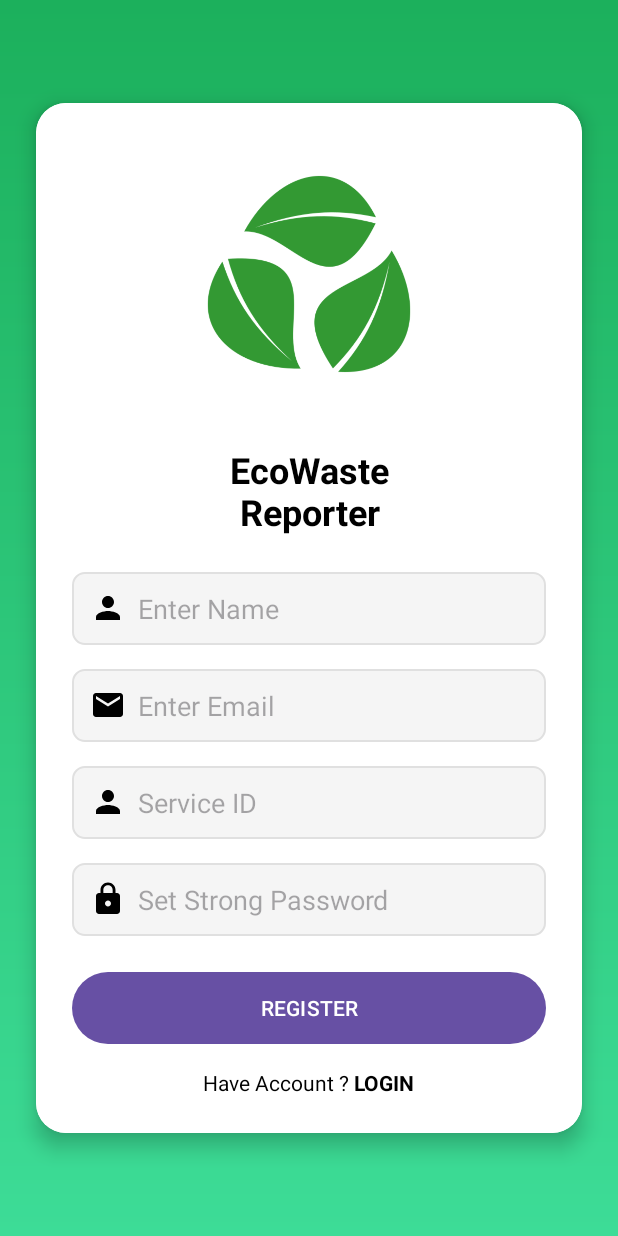
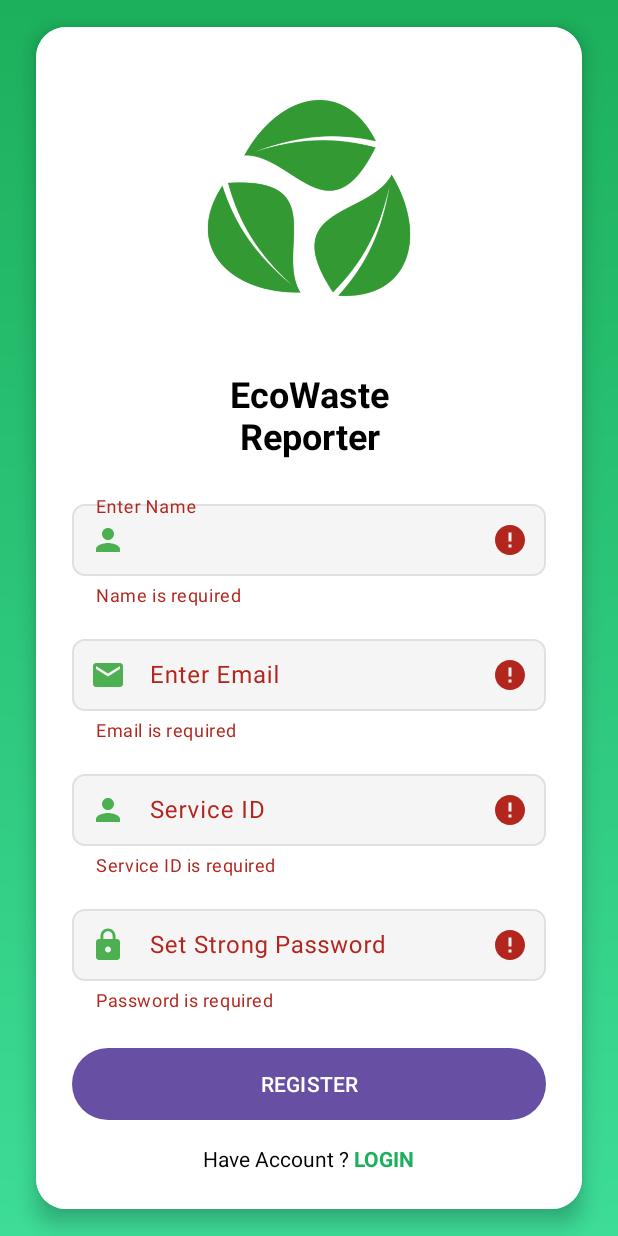
Before and after one commit to MadhukaH/EcoWasteReporter, an Android app: the CleanerReg screen opened directly, with no data from a screen before it, after a tap on "REGISTER", on a phone screen of 412 x 824 dp. Run offline under Robolectric (Android 15) with nearby library versions, the phone set to English and light mode, and no system bars.

Commit message:
Create Input Validation, Error Handling, UI Feedback, and Navigation

```diff
--- a/app/src/main/java/com/s23010169/ecowastereporter/CleanerReg.java
+++ b/app/src/main/java/com/s23010169/ecowastereporter/CleanerReg.java
@@ -2,6 +2,8 @@ package com.s23010169.ecowastereporter;
 
 import android.content.Intent;
 import android.os.Bundle;
+import android.text.TextUtils;
+import android.util.Patterns;
 import android.view.View;
 import android.widget.Button;
 import android.widget.EditText;
@@ -10,7 +12,11 @@ import android.widget.Toast;
 
 import androidx.appcompat.app.AppCompatActivity;
 
+import com.google.android.material.textfield.TextInputLayout;
+
 public class CleanerReg extends AppCompatActivity {
+    // UI Components
+    private TextInputLayout nameInputLayout, emailInputLayout, serviceIdInputLayout, passwordInputLayout;
     private EditText nameEditText, emailEditText, serviceIdEditText, passwordEditText;
     private Button registerButton;
     private TextView loginLink;
@@ -20,43 +26,146 @@ public class CleanerReg extends AppCompatActivity {
         super.onCreate(savedInstanceState);
         setContentView(R.layout.activity_cleaner_reg);
 
-        // Initialize views
-        nameEditText = findViewById(R.id.nameEditText);
-        emailEditText = findViewById(R.id.emailEditText);
-        serviceIdEditText = findViewById(R.id.serviceIdEditText);
-        passwordEditText = findViewById(R.id.passwordEditText);
+        initializeViews();
+        setupClickListeners();
+    }
+
+    private void initializeViews() {
+        // Initialize TextInputLayouts
+        nameInputLayout = findViewById(R.id.nameInputLayout);
+        emailInputLayout = findViewById(R.id.emailInputLayout);
+        serviceIdInputLayout = findViewById(R.id.serviceIdInputLayout);
+        passwordInputLayout = findViewById(R.id.passwordInputLayout);
+
+        // Initialize EditTexts
+        nameEditText = nameInputLayout.getEditText();
+        emailEditText = emailInputLayout.getEditText();
+        serviceIdEditText = serviceIdInputLayout.getEditText();
+        passwordEditText = passwordInputLayout.getEditText();
+
         registerButton = findViewById(R.id.registerButton);
         loginLink = findViewById(R.id.loginLink);
+    }
 
-        // Register button click listener
-        registerButton.setOnClickListener(new View.OnClickListener() {
-            @Override
-            public void onClick(View v) {
-                // Get input values
+    private void setupClickListeners() {
+        registerButton.setOnClickListener(v -> validateAndRegister());
+        loginLink.setOnClickListener(v -> navigateToLogin());
+    }
+
+    private void validateAndRegister() {
+        // Reset any previous errors
+        clearErrors();
+
+        // Get input values and trim whitespace
         String name = nameEditText.getText().toString().trim();
         String email = emailEditText.getText().toString().trim();
         String serviceId = serviceIdEditText.getText().toString().trim();
         String password = passwordEditText.getText().toString().trim();
 
-                // Validate inputs
-                if (name.isEmpty() || email.isEmpty() || serviceId.isEmpty() || password.isEmpty()) {
-                    Toast.makeText(CleanerReg.this, "Please fill all fields", Toast.LENGTH_SHORT).show();
+        // Validate all fields
+        if (!validateFields(name, email, serviceId, password)) {
             return;
         }
 
-                // TODO: Implement registration logic here
-                Toast.makeText(CleanerReg.this, "Registration functionality to be implemented", Toast.LENGTH_SHORT).show();
+        // If all validations pass, proceed with registration
+        performRegistration(name, email, serviceId, password);
     }
-        });
 
-        // Login link click listener
-        loginLink.setOnClickListener(new View.OnClickListener() {
-            @Override
-            public void onClick(View v) {
+    private boolean validateFields(String name, String email, String serviceId, String password) {
+        boolean isValid = true;
+
+        if (TextUtils.isEmpty(name)) {
+            nameInputLayout.setError("Name is required");
+            isValid = false;
+        } else if (name.length() < 3) {
+            nameInputLayout.setError("Name must be at least 3 characters");
+            isValid = false;
+        } else {
+            nameInputLayout.setError(null);
+        }
+
+        if (TextUtils.isEmpty(email)) {
+            emailInputLayout.setError("Email is required");
+            isValid = false;
+        } else if (!Patterns.EMAIL_ADDRESS.matcher(email).matches()) {
+            emailInputLayout.setError("Please enter a valid email address");
+            isValid = false;
+        } else {
+            emailInputLayout.setError(null);
+        }
+
+        if (TextUtils.isEmpty(serviceId)) {
+            serviceIdInputLayout.setError("Service ID is required");
+            isValid = false;
+        } else if (serviceId.length() < 6) {
+            serviceIdInputLayout.setError("Service ID must be at least 6 characters");
+            isValid = false;
+        } else {
+            serviceIdInputLayout.setError(null);
+        }
+
+        if (TextUtils.isEmpty(password)) {
+            passwordInputLayout.setError("Password is required");
+            isValid = false;
+        } else if (password.length() < 8) {
+            passwordInputLayout.setError("Password must be at least 8 characters");
+            isValid = false;
+        } else if (!isPasswordStrong(password)) {
+            passwordInputLayout.setError("Password must contain letters, numbers, and special characters");
+            isValid = false;
+        } else {
+            passwordInputLayout.setError(null);
+        }
+
+        return isValid;
+    }
+
+    private boolean isPasswordStrong(String password) {
+        // Password must contain at least one letter, one number, and one special character
+        String passwordPattern = "^(?=.*[0-9])(?=.*[a-zA-Z])(?=.*[@#$%^&+=!]).*$";
+        return password.matches(passwordPattern);
+    }
+
+    private void clearErrors() {
+        nameInputLayout.setError(null);
+        emailInputLayout.setError(null);
+        serviceIdInputLayout.setError(null);
+        passwordInputLayout.setError(null);
+    }
+
+    private void performRegistration(String name, String email, String serviceId, String password) {
+        // Show loading state
+        registerButton.setEnabled(false);
+        registerButton.setText("Registering...");
+
+        // TODO: Implement actual registration logic here (e.g., API call, database operation)
+        // For now, we'll simulate a registration process
+        new android.os.Handler().postDelayed(() -> {
+            // Registration successful
+            showSuccessMessage();
+            navigateToLogin();
+        }, 2000); // Simulated 2-second delay
+    }
+
+    private void showSuccessMessage() {
+        Toast.makeText(this, "Registration successful! Please login.", Toast.LENGTH_LONG).show();
+    }
+
+    private void showError(String message) {
+        Toast.makeText(this, message, Toast.LENGTH_SHORT).show();
+        registerButton.setEnabled(true);
+        registerButton.setText("REGISTER");
+    }
+
+    private void navigateToLogin() {
         Intent intent = new Intent(CleanerReg.this, UserLogin.class);
         startActivity(intent);
-                finish();
+        finish(); // Close registration activity
     }
-        });
+
+    @Override
+    protected void onDestroy() {
+        super.onDestroy();
+        // Clean up any resources, cancel any ongoing operations
     }
 }
--- a/app/src/main/res/layout/activity_cleaner_reg.xml
+++ b/app/src/main/res/layout/activity_cleaner_reg.xml
@@ -39,51 +39,88 @@
                 android:textSize="24sp"
                 android:textStyle="bold" />
 
-            <EditText
-                android:id="@+id/nameEditText"
+            <com.google.android.material.textfield.TextInputLayout
+                android:id="@+id/nameInputLayout"
                 android:layout_width="match_parent"
                 android:layout_height="wrap_content"
                 android:layout_marginBottom="16dp"
-                android:background="@drawable/edit_text_background"
-                android:drawableStart="@drawable/ic_person"
-                android:drawablePadding="8dp"
                 android:hint="Enter Name"
-                android:padding="12dp" />
+                app:boxBackgroundColor="@android:color/transparent"
+                app:boxStrokeColor="#4CAF50"
+                app:hintTextColor="#4CAF50"
+                app:startIconDrawable="@drawable/ic_person"
+                app:startIconTint="#4CAF50">
 
-            <EditText
-                android:id="@+id/emailEditText"
+                <com.google.android.material.textfield.TextInputEditText
+                    android:id="@+id/nameEditText"
+                    android:layout_width="match_parent"
+                    android:layout_height="wrap_content"
+                    android:background="@drawable/edit_text_background"
+                    android:padding="12dp" />
+            </com.google.android.material.textfield.TextInputLayout>
+
+            <com.google.android.material.textfield.TextInputLayout
+                android:id="@+id/emailInputLayout"
                 android:layout_width="match_parent"
                 android:layout_height="wrap_content"
                 android:layout_marginBottom="16dp"
-                android:background="@drawable/edit_text_background"
-                android:drawableStart="@drawable/ic_email"
-                android:drawablePadding="8dp"
                 android:hint="Enter Email"
-                android:inputType="textEmailAddress"
-                android:padding="12dp" />
+                app:boxBackgroundColor="@android:color/transparent"
+                app:boxStrokeColor="#4CAF50"
+                app:hintTextColor="#4CAF50"
+                app:startIconDrawable="@drawable/ic_email"
+                app:startIconTint="#4CAF50">
 
-            <EditText
-                android:id="@+id/serviceIdEditText"
+                <com.google.android.material.textfield.TextInputEditText
+                    android:id="@+id/emailEditText"
+                    android:layout_width="match_parent"
+                    android:layout_height="wrap_content"
+                    android:background="@drawable/edit_text_background"
+                    android:inputType="textEmailAddress"
+                    android:padding="12dp" />
+            </com.google.android.material.textfield.TextInputLayout>
+
+            <com.google.android.material.textfield.TextInputLayout
+                android:id="@+id/serviceIdInputLayout"
                 android:layout_width="match_parent"
                 android:layout_height="wrap_content"
                 android:layout_marginBottom="16dp"
-                android:background="@drawable/edit_text_background"
-                android:drawableStart="@drawable/ic_person"
-                android:drawablePadding="8dp"
                 android:hint="Service ID"
-                android:padding="12dp" />
+                app:boxBackgroundColor="@android:color/transparent"
+                app:boxStrokeColor="#4CAF50"
+                app:hintTextColor="#4CAF50"
+                app:startIconDrawable="@drawable/ic_person"
+                app:startIconTint="#4CAF50">
 
-            <EditText
-                android:id="@+id/passwordEditText"
+                <com.google.android.material.textfield.TextInputEditText
+                    android:id="@+id/serviceIdEditText"
+                    android:layout_width="match_parent"
+                    android:layout_height="wrap_content"
+                    android:background="@drawable/edit_text_background"
+                    android:padding="12dp" />
+            </com.google.android.material.textfield.TextInputLayout>
+
+            <com.google.android.material.textfield.TextInputLayout
+                android:id="@+id/passwordInputLayout"
                 android:layout_width="match_parent"
                 android:layout_height="wrap_content"
                 android:layout_marginBottom="24dp"
-                android:background="@drawable/edit_text_background"
-                android:drawableStart="@drawable/ic_lock"
-                android:drawablePadding="8dp"
                 android:hint="Set Strong Password"
-                android:inputType="textPassword"
-                android:padding="12dp" />
+                app:boxBackgroundColor="@android:color/transparent"
+                app:boxStrokeColor="#4CAF50"
+                app:hintTextColor="#4CAF50"
+                app:passwordToggleEnabled="true"
+                app:startIconDrawable="@drawable/ic_lock"
+                app:startIconTint="#4CAF50">
+
+                <com.google.android.material.textfield.TextInputEditText
+                    android:id="@+id/passwordEditText"
+                    android:layout_width="match_parent"
+                    android:layout_height="wrap_content"
+                    android:background="@drawable/edit_text_background"
+                    android:inputType="textPassword"
+                    android:padding="12dp" />
+            </com.google.android.material.textfield.TextInputLayout>
 
             <Button
                 android:id="@+id/registerButton"
@@ -111,7 +148,7 @@
                     android:layout_width="wrap_content"
                     android:layout_height="wrap_content"
                     android:text="LOGIN"
-                    android:textColor="@android:color/black"
+                    android:textColor="@color/gradient_start"
                     android:textStyle="bold" />
             </LinearLayout>
         </LinearLayout>
```
Also changed, not shown: app/src/main/java/com/s23010169/ecowastereporter/UserReg.java (+140 -9 lines), app/src/main/res/layout/activity_user_reg.xml (+6 -3 lines). Lines whose indentation alone changed are shown as unchanged.
